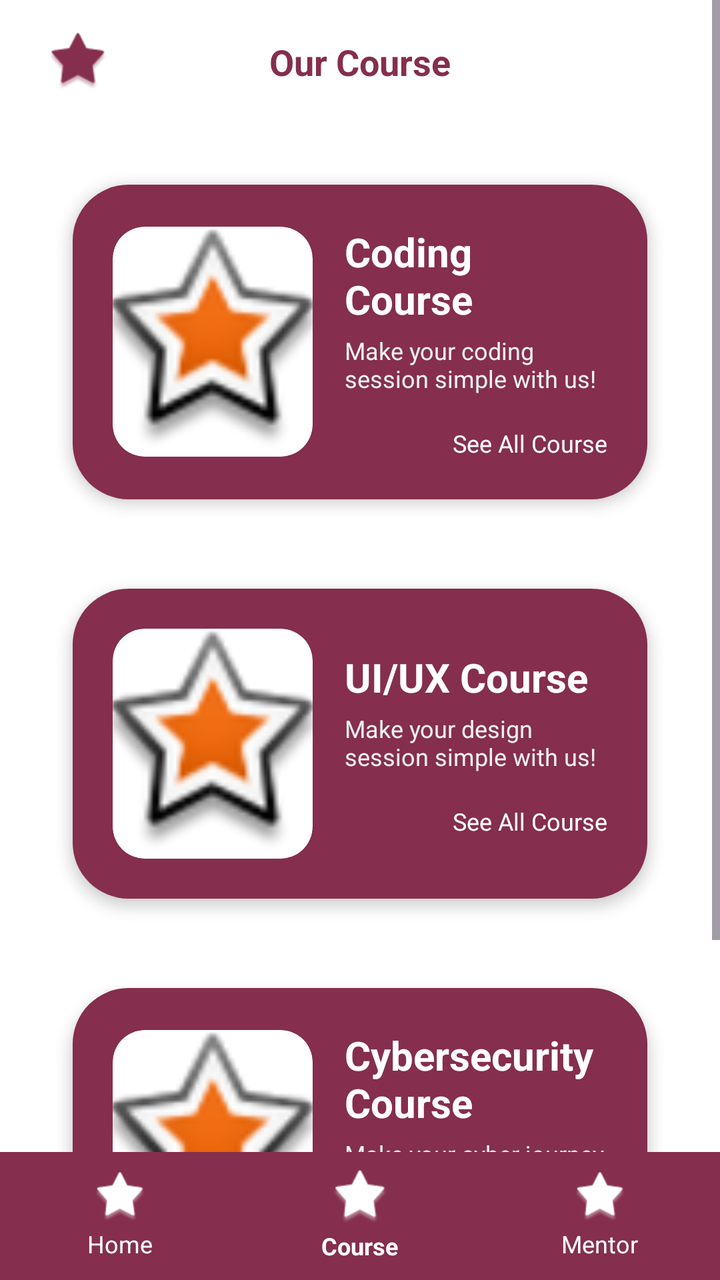
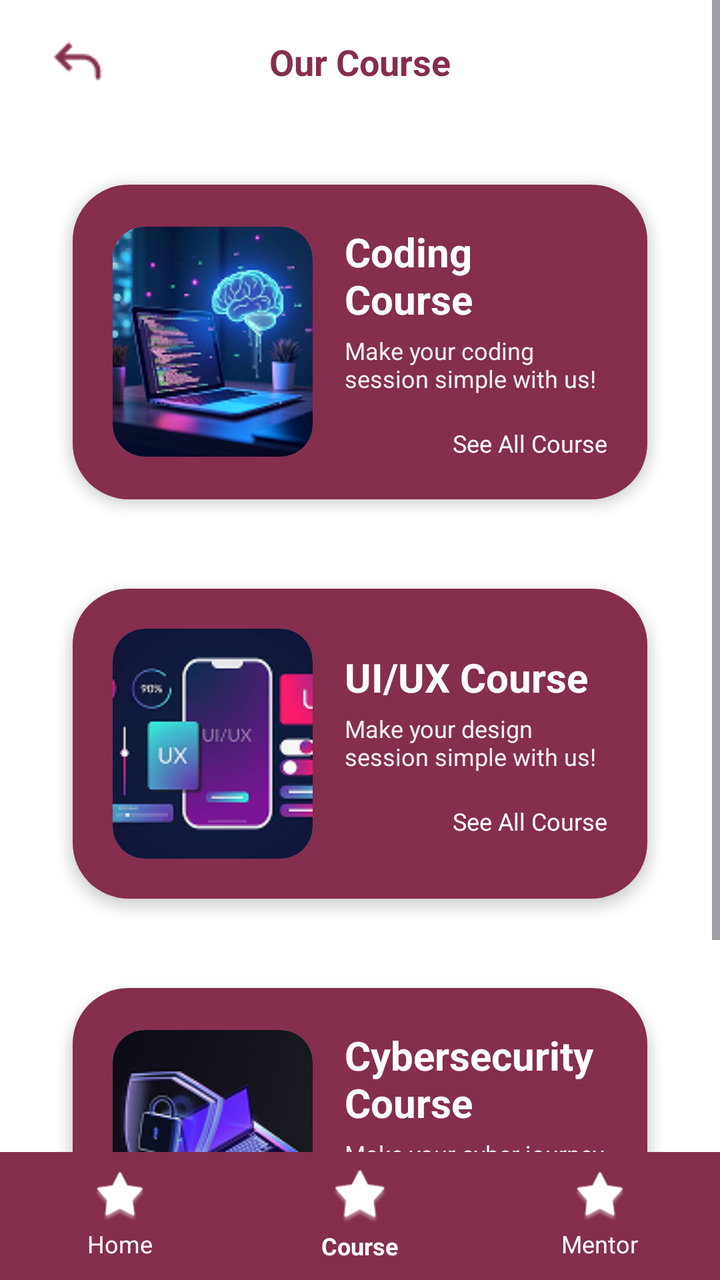

Screens rendered from an Android XML layout before and after an edit, with the pre-edit source and the edit as a unified diff.
<!-- AndroidManifest.xml: application theme Theme.NataEdu -->
<!-- res/layout/course.xml -->
<?xml version="1.0" encoding="utf-8"?>
<LinearLayout
    xmlns:android="http://schemas.android.com/apk/res/android"
    xmlns:app="http://schemas.android.com/apk/res-auto"
    android:layout_width="match_parent"
    android:layout_height="match_parent"
    android:background="#FFFFFF"
    android:orientation="vertical">

    <ScrollView
        android:layout_width="match_parent"
        android:layout_height="0dp"
        android:layout_weight="1"
        android:fillViewport="true">

        <LinearLayout
            android:layout_width="match_parent"
            android:layout_height="wrap_content"
            android:orientation="vertical"
            android:paddingHorizontal="24dp"
            android:paddingTop="16dp"
            android:paddingBottom="24dp">

            <RelativeLayout
                android:layout_width="match_parent"
                android:layout_height="wrap_content"
                android:layout_marginBottom="32dp">

                <ImageView
                    android:id="@+id/btnBack"
                    android:layout_width="30dp"
                    android:layout_height="30dp"
                    android:layout_alignParentStart="true"
                    android:layout_centerInParent="true"
                    android:src="@android:drawable/star_big_on"
                    app:tint="#852E4E" />

                <TextView
                    android:layout_width="wrap_content"
                    android:layout_height="wrap_content"
                    android:layout_centerInParent="true"
                    android:text="Our Course"
                    android:textColor="#852E4E"
                    android:textSize="18sp"
                    android:textStyle="bold" />
            </RelativeLayout>

            <androidx.cardview.widget.CardView
                android:layout_width="match_parent"
                android:layout_height="wrap_content"
                android:layout_marginBottom="16dp"
                app:cardCornerRadius="28dp"
                app:cardElevation="4dp"
                app:cardUseCompatPadding="true">

                <LinearLayout
                    android:layout_width="match_parent"
                    android:layout_height="wrap_content"
                    android:background="#852E4E"
                    android:gravity="center_vertical"
                    android:orientation="horizontal"
                    android:padding="20dp">

                    <androidx.cardview.widget.CardView
                        android:layout_width="100dp"
                        android:layout_height="115dp"
                        app:cardCornerRadius="16dp"
                        app:cardElevation="0dp">
                        <ImageView
                            android:layout_width="match_parent"
                            android:layout_height="match_parent"
                            android:scaleType="centerCrop"
                            android:src="@android:drawable/star_big_on" />
                    </androidx.cardview.widget.CardView>

                    <LinearLayout
                        android:layout_width="match_parent"
                        android:layout_height="wrap_content"
                        android:layout_marginStart="16dp"
                        android:orientation="vertical">

                        <TextView
                            android:layout_width="wrap_content"
                            android:layout_height="wrap_content"
                            android:text="Coding Course"
                            android:textColor="#FFFFFF"
                            android:textSize="20sp"
                            android:textStyle="bold" />

                        <TextView
                            android:layout_width="match_parent"
                            android:layout_height="wrap_content"
                            android:layout_marginTop="4dp"
                            android:layout_marginBottom="16dp"
                            android:text="Make your coding session simple with us!"
                            android:textColor="#EFEFEF"
                            android:textSize="12sp" />

                        <TextView
                            android:layout_width="wrap_content"
                            android:layout_height="wrap_content"
                            android:layout_gravity="end"
                            android:text="See All Course"
                            android:textColor="#FFFFFF"
                            android:textSize="12sp"
                            android:paintFlags="underline" />
                    </LinearLayout>
                </LinearLayout>
            </androidx.cardview.widget.CardView>

            <androidx.cardview.widget.CardView
                android:layout_width="match_parent"
                android:layout_height="wrap_content"
                android:layout_marginBottom="16dp"
                app:cardCornerRadius="28dp"
                app:cardElevation="4dp"
                app:cardUseCompatPadding="true">

                <LinearLayout
                    android:layout_width="match_parent"
                    android:layout_height="wrap_content"
                    android:background="#852E4E"
                    android:gravity="center_vertical"
                    android:orientation="horizontal"
                    android:padding="20dp">

                    <androidx.cardview.widget.CardView
                        android:layout_width="100dp"
                        android:layout_height="115dp"
                        app:cardCornerRadius="16dp"
                        app:cardElevation="0dp">
                        <ImageView
                            android:layout_width="match_parent"
                            android:layout_height="match_parent"
                            android:scaleType="centerCrop"
                            android:src="@android:drawable/star_big_on" />
                    </androidx.cardview.widget.CardView>

                    <LinearLayout
                        android:layout_width="match_parent"
                        android:layout_height="wrap_content"
                        android:layout_marginStart="16dp"
                        android:orientation="vertical">

                        <TextView
                            android:layout_width="wrap_content"
                            android:layout_height="wrap_content"
                            android:text="UI/UX Course"
                            android:textColor="#FFFFFF"
                            android:textSize="20sp"
                            android:textStyle="bold" />

                        <TextView
                            android:layout_width="match_parent"
                            android:layout_height="wrap_content"
                            android:layout_marginTop="4dp"
                            android:layout_marginBottom="16dp"
                            android:text="Make your design session simple with us!"
                            android:textColor="#EFEFEF"
                            android:textSize="12sp" />

                        <TextView
                            android:layout_width="wrap_content"
                            android:layout_height="wrap_content"
                            android:layout_gravity="end"
                            android:text="See All Course"
                            android:textColor="#FFFFFF"
                            android:textSize="12sp"
                            android:paintFlags="underline" />
                    </LinearLayout>
                </LinearLayout>
            </androidx.cardview.widget.CardView>

            <androidx.cardview.widget.CardView
                android:layout_width="match_parent"
                android:layout_height="wrap_content"
                android:layout_marginBottom="16dp"
                app:cardCornerRadius="28dp"
                app:cardElevation="4dp"
                app:cardUseCompatPadding="true">

                <LinearLayout
                    android:layout_width="match_parent"
                    android:layout_height="wrap_content"
                    android:background="#852E4E"
                    android:gravity="center_vertical"
                    android:orientation="horizontal"
                    android:padding="20dp">

                    <androidx.cardview.widget.CardView
                        android:layout_width="100dp"
                        android:layout_height="115dp"
                        app:cardCornerRadius="16dp"
                        app:cardElevation="0dp">
                        <ImageView
                            android:layout_width="match_parent"
                            android:layout_height="match_parent"
                            android:scaleType="centerCrop"
                            android:src="@android:drawable/star_big_on" />
                    </androidx.cardview.widget.CardView>

                    <LinearLayout
                        android:layout_width="match_parent"
                        android:layout_height="wrap_content"
                        android:layout_marginStart="16dp"
                        android:orientation="vertical">

                        <TextView
                            android:layout_width="wrap_content"
                            android:layout_height="wrap_content"
                            android:text="Cybersecurity Course"
                            android:textColor="#FFFFFF"
                            android:textSize="20sp"
                            android:textStyle="bold" />

                        <TextView
                            android:layout_width="match_parent"
                            android:layout_height="wrap_content"
                            android:layout_marginTop="4dp"
                            android:layout_marginBottom="16dp"
                            android:text="Make your cyber journey simple with us!"
                            android:textColor="#EFEFEF"
                            android:textSize="12sp" />

                        <TextView
                            android:layout_width="wrap_content"
                            android:layout_height="wrap_content"
                            android:layout_gravity="end"
                            android:text="See All Course"
                            android:textColor="#FFFFFF"
                            android:textSize="12sp"
                            android:paintFlags="underline" />
                    </LinearLayout>
                </LinearLayout>
            </androidx.cardview.widget.CardView>

        </LinearLayout>
    </ScrollView>

    <LinearLayout
        android:layout_width="match_parent"
        android:layout_height="64dp"
        android:background="#852E4E"
        android:orientation="horizontal"
        android:weightSum="3">

        <LinearLayout
            android:layout_width="0dp"
            android:layout_height="match_parent"
            android:layout_weight="1"
            android:gravity="center"
            android:orientation="vertical">
            <ImageView
                android:layout_width="26dp"
                android:layout_height="26dp"
                android:src="@android:drawable/star_big_on"
                app:tint="#FFFFFF" />
            <TextView
                android:layout_width="wrap_content"
                android:layout_height="wrap_content"
                android:layout_marginTop="2dp"
                android:text="Home"
                android:textColor="#FFFFFF"
                android:textSize="12sp" />
        </LinearLayout>

        <LinearLayout
            android:layout_width="0dp"
            android:layout_height="match_parent"
            android:layout_weight="1"
            android:gravity="center"
            android:orientation="vertical">
            <ImageView
                android:layout_width="28dp"
                android:layout_height="28dp"
                android:src="@android:drawable/star_big_on"
                app:tint="#FFFFFF" />
            <TextView
                android:layout_width="wrap_content"
                android:layout_height="wrap_content"
                android:layout_marginTop="2dp"
                android:text="Course"
                android:textColor="#FFFFFF"
                android:textSize="12sp"
                android:textStyle="bold" />
        </LinearLayout>

        <LinearLayout
            android:layout_width="0dp"
            android:layout_height="match_parent"
            android:layout_weight="1"
            android:gravity="center"
            android:orientation="vertical">
            <ImageView
                android:layout_width="26dp"
                android:layout_height="26dp"
                android:src="@android:drawable/star_big_on"
                app:tint="#FFFFFF" />
            <TextView
                android:layout_width="wrap_content"
                android:layout_height="wrap_content"
                android:layout_marginTop="2dp"
                android:text="Mentor"
                android:textColor="#FFFFFF"
                android:textSize="12sp" />
        </LinearLayout>

    </LinearLayout>

</LinearLayout>
<!-- resources referenced by this layout -->
<resources>
  <style name="Theme.NataEdu" parent="Base.Theme.NataEdu" />
  <style name="Base.Theme.NataEdu" parent="Theme.Material3.DayNight.NoActionBar">
          
          
      </style>
</resources>

<!-- the commit's change to res/layout/course.xml (unified diff, before → after) -->
@@ -32,7 +32,7 @@
                     android:layout_height="30dp"
                     android:layout_alignParentStart="true"
                     android:layout_centerInParent="true"
-                    android:src="@android:drawable/star_big_on"
+                    android:src="@drawable/icon_back"
                     app:tint="#852E4E" />
 
                 <TextView
@@ -70,7 +70,7 @@
                             android:layout_width="match_parent"
                             android:layout_height="match_parent"
                             android:scaleType="centerCrop"
-                            android:src="@android:drawable/star_big_on" />
+                            android:src="@drawable/course_coding" />
                     </androidx.cardview.widget.CardView>
 
                     <LinearLayout
@@ -133,7 +133,7 @@
                             android:layout_width="match_parent"
                             android:layout_height="match_parent"
                             android:scaleType="centerCrop"
-                            android:src="@android:drawable/star_big_on" />
+                            android:src="@drawable/course_uiux" />
                     </androidx.cardview.widget.CardView>
 
                     <LinearLayout
@@ -196,7 +196,7 @@
                             android:layout_width="match_parent"
                             android:layout_height="match_parent"
                             android:scaleType="centerCrop"
-                            android:src="@android:drawable/star_big_on" />
+                            android:src="@drawable/course_cybersecurity" />
                     </androidx.cardview.widget.CardView>
 
                     <LinearLayout
<!-- resource entries referenced after the edit -->
@@ -1,5 +1,9 @@
 <!-- resources referenced by this layout -->
 <resources>
+  <!-- drawable course_coding: png bitmap (drawable, 30970 bytes) -->
+  <!-- drawable course_cybersecurity: png bitmap (drawable, 23640 bytes) -->
+  <!-- drawable course_uiux: png bitmap (drawable, 18784 bytes) -->
+  <!-- drawable icon_back: png bitmap (drawable, 506 bytes) -->
   <style name="Theme.NataEdu" parent="Base.Theme.NataEdu" />
   <style name="Base.Theme.NataEdu" parent="Theme.Material3.DayNight.NoActionBar">
           
